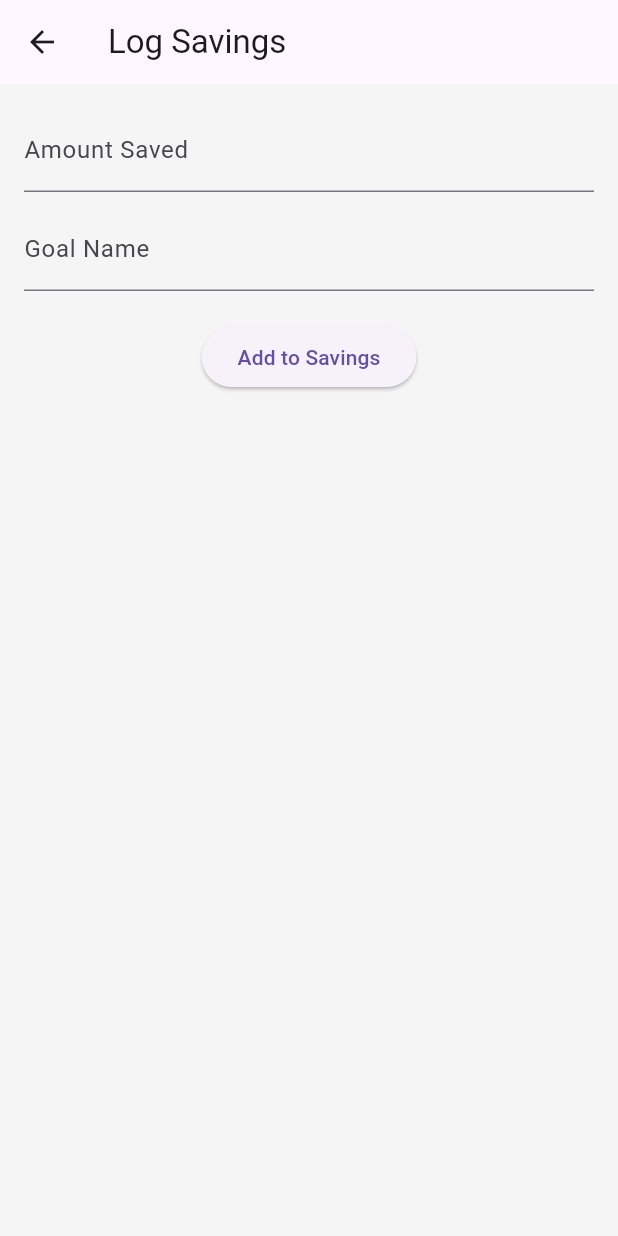
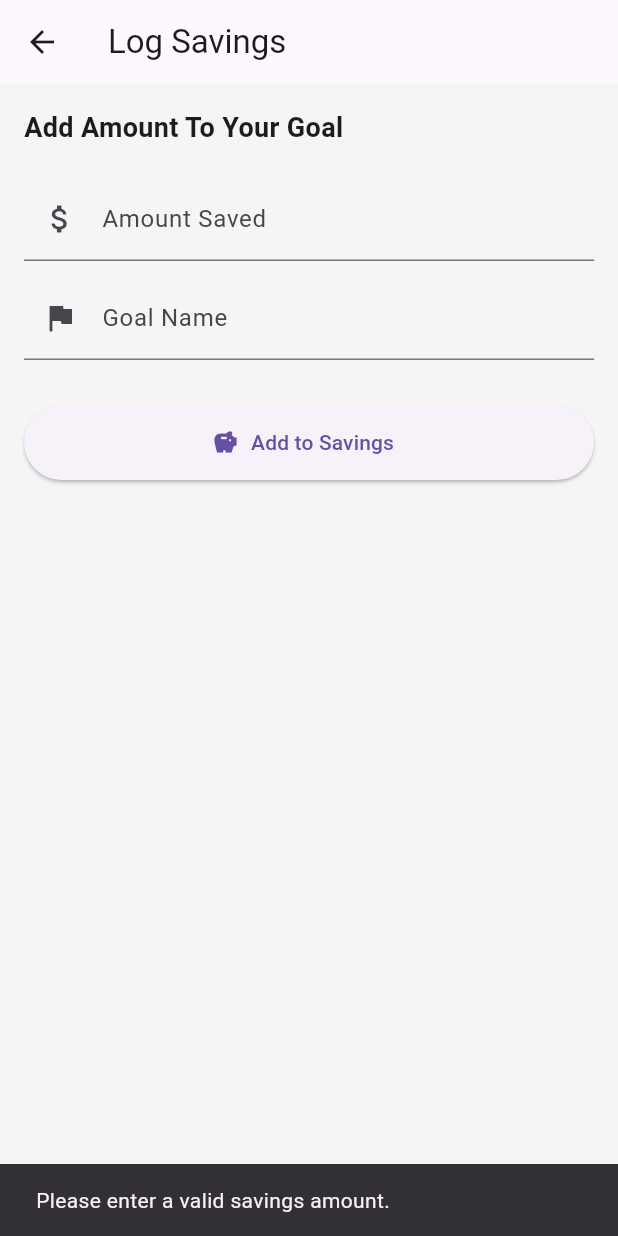
Before and after one commit to corybey/financeManager, a Flutter app: the LogSavingsScreen screen opened by its route, after a tap on "Add to Savings", on a phone screen of 412 x 824 dp. Run offline on Flutter 3.47's test engine with Material 3 defaults, Android fonts, the phone set to English and light mode, and no system bars; our stand-ins replace fl_chart.

```diff
--- a/lib/screens/log_savings.dart
+++ b/lib/screens/log_savings.dart
@@ -7,27 +7,69 @@ class LogSavingsScreen extends StatelessWidget {
 
   @override
   Widget build(BuildContext context) {
-    final _controller = TextEditingController();
+    final TextEditingController amountController = TextEditingController();
+    final TextEditingController goalController = TextEditingController();
 
     return Scaffold(
       appBar: AppBar(title: const Text('Log Savings')),
       body: Padding(
         padding: const EdgeInsets.all(16.0),
         child: Column(
+          crossAxisAlignment: CrossAxisAlignment.start,
           children: [
+            const Text(
+              'Add Amount To Your Goal',
+              style: TextStyle(fontSize: 18, fontWeight: FontWeight.bold),
+            ),
+            const SizedBox(height: 20),
+
+            // Amount input
             TextField(
-              controller: _controller,
-              decoration: const InputDecoration(labelText: 'Amount Saved'),
+              controller: amountController,
+              decoration: const InputDecoration(
+                labelText: 'Amount Saved',
+                prefixIcon: Icon(Icons.attach_money),
+              ),
               keyboardType: TextInputType.number,
             ),
+
             const SizedBox(height: 10),
+
+            // Goal name input (optional for now)
             TextField(
-              decoration: const InputDecoration(labelText: 'Goal Name'),
+              controller: goalController,
+              decoration: const InputDecoration(
+                labelText: 'Goal Name',
+                prefixIcon: Icon(Icons.flag),
+              ),
             ),
-            const SizedBox(height: 20),
-            ElevatedButton(
-              onPressed: () {},
-              child: const Text('Add to Savings'),
+
+            const SizedBox(height: 30),
+
+            // Add Savings Button
+            ElevatedButton.icon(
+              icon: const Icon(Icons.savings),
+              label: const Text('Add to Savings'),
+              style: ElevatedButton.styleFrom(
+                minimumSize: const Size(double.infinity, 50),
+              ),
+              onPressed: () {
+                final amount = double.tryParse(amountController.text);
+
+                // Validate numeric input
+                if (amount != null && amount > 0) {
+                  // Send back the amount to HomeScreen
+                  Navigator.pop(context, amount);
+                } else {
+                  // Show an error if user didn’t enter a valid number
+                  ScaffoldMessenger.of(context).showSnackBar(
+                    const SnackBar(
+                      content: Text('Please enter a valid savings amount.'),
+                      duration: Duration(seconds: 2),
+                    ),
+                  );
+                }
+              },
             ),
           ],
         ),
```
Also changed, not shown: lib/screens/home_screen.dart (+104 -0 lines).
